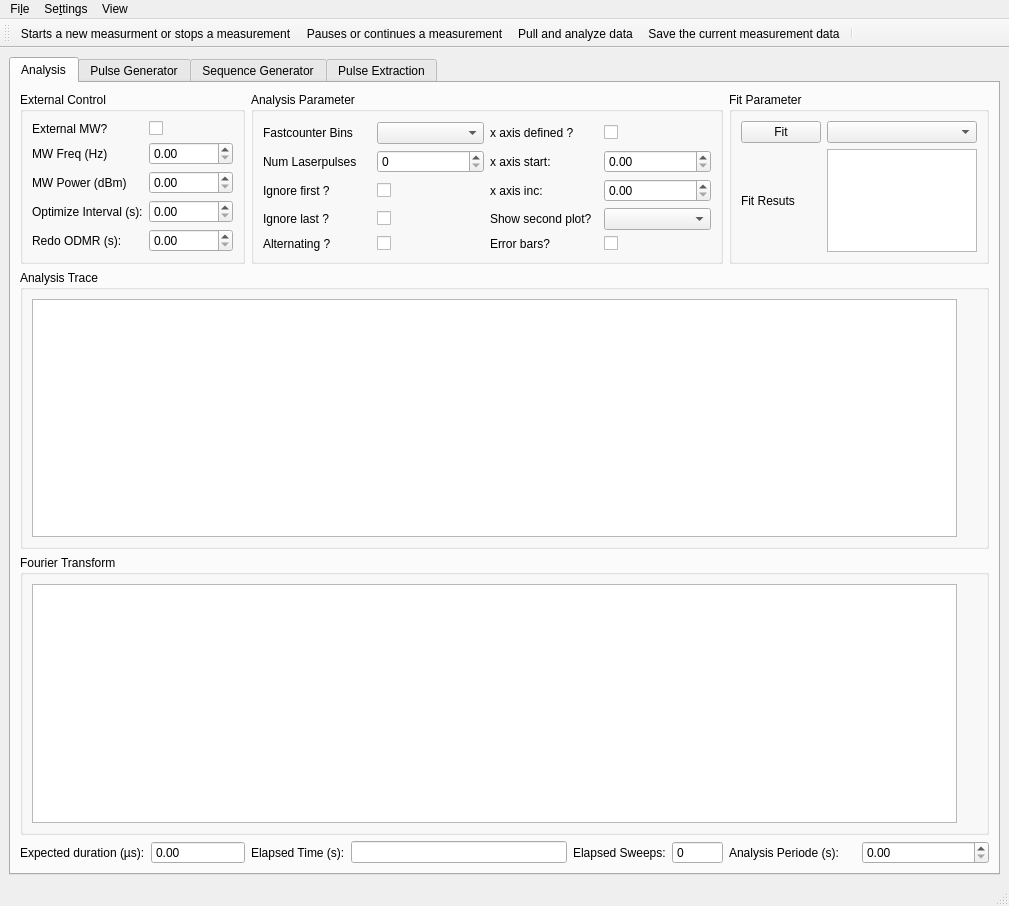
Old version of the form gui/pulsed/ui_pulsed_maingui.ui in the repository Ulm-IQO/qudi.
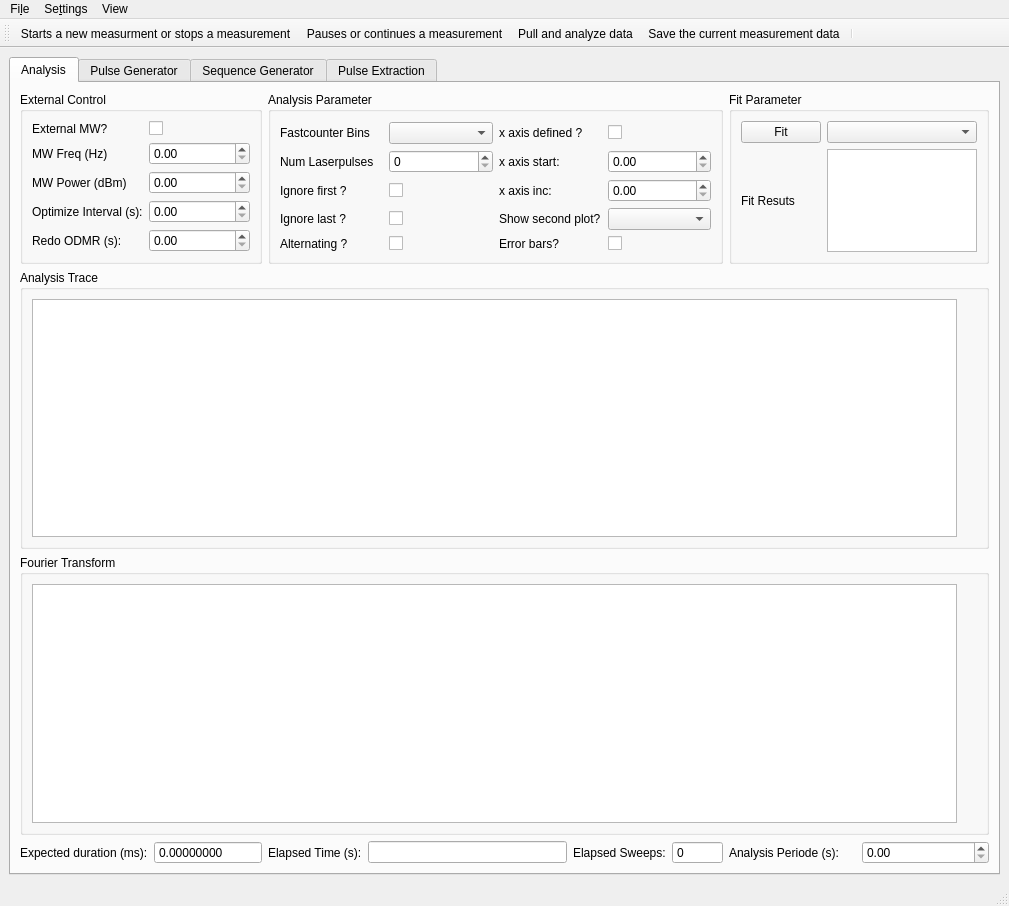
New version of the form. Icons and pictures are not drawn. Custom widgets are drawn as their Qt base class.

Commit message: In pulsed analysis gui: Tau binning should work as well as all timing stuff

Diff of the .ui file:
```diff
--- a/gui/pulsed/ui_pulsed_maingui.ui
+++ b/gui/pulsed/ui_pulsed_maingui.ui
@@ -85,7 +85,7 @@
             <item row="4" column="0">
              <widget class="QLabel" name="time_param_expected_dur_Label">
               <property name="text">
-               <string>Expected duration (µs):</string>
+               <string>Expected duration (ms):</string>
               </property>
              </widget>
             </item>
@@ -97,6 +97,9 @@
               <property name="buttonSymbols">
                <enum>QAbstractSpinBox::NoButtons</enum>
               </property>
+              <property name="decimals">
+               <number>8</number>
+              </property>
               <property name="maximum">
                <double>999999999.000000000000000</double>
               </property>
```
The commit also changes 2 other files.
